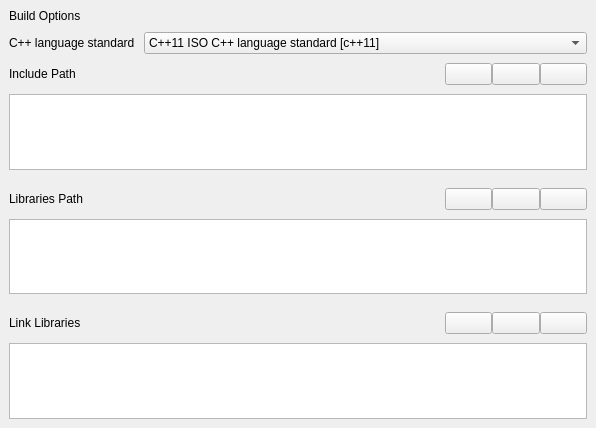
Qt form src/project/sdbuildoptions.ui (lmcapacho/SimDSP) before a commit.
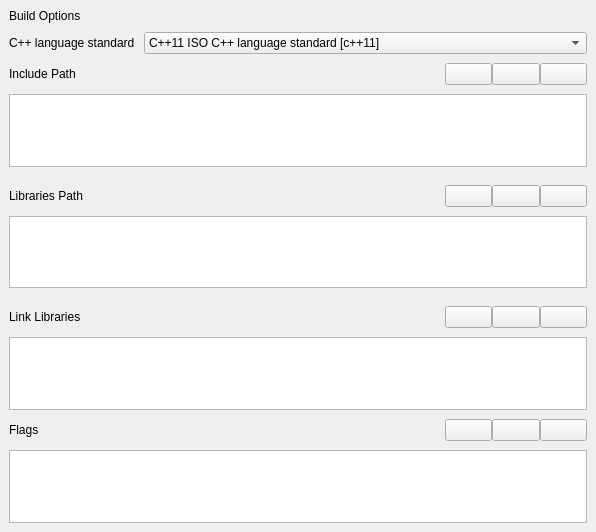
The same form after that commit. Icons and pictures are not drawn.

Commit message: Added Flags in Build Options

Patch:
```diff
--- a/src/project/sdbuildoptions.ui
+++ b/src/project/sdbuildoptions.ui
@@ -10,7 +10,7 @@
     <x>0</x>
     <y>0</y>
     <width>596</width>
-    <height>428</height>
+    <height>532</height>
    </rect>
   </property>
   <property name="windowTitle">
@@ -139,20 +139,6 @@
      </item>
     </layout>
    </item>
-   <item row="0" column="0">
-    <layout class="QVBoxLayout" name="verticalLayout">
-     <property name="spacing">
-      <number>0</number>
-     </property>
-     <item>
-      <widget class="QLabel" name="label">
-       <property name="text">
-        <string>Build Options</string>
-       </property>
-      </widget>
-     </item>
-    </layout>
-   </item>
    <item row="3" column="0">
     <layout class="QGridLayout" name="gridLayoutLibraries" columnstretch="3,1" columnminimumwidth="0,0">
      <property name="leftMargin">
@@ -247,6 +233,80 @@
      </item>
     </layout>
    </item>
+   <item row="5" column="0">
+    <layout class="QGridLayout" name="gridLayoutFlags" columnstretch="3,1">
+     <property name="topMargin">
+      <number>0</number>
+     </property>
+     <item row="0" column="1">
+      <layout class="QHBoxLayout" name="horizontalLayout_4">
+       <property name="spacing">
+        <number>0</number>
+       </property>
+       <property name="topMargin">
+        <number>0</number>
+       </property>
+       <item>
+        <widget class="QPushButton" name="addFlags">
+         <property name="text">
+          <string/>
+         </property>
+         <property name="icon">
+          <iconset resource="../../simdspresources.qrc">
+           <normaloff>:/resources/images/icons/add.png</normaloff>:/resources/images/icons/add.png</iconset>
+         </property>
+        </widget>
+       </item>
+       <item>
+        <widget class="QPushButton" name="editFlags">
+         <property name="text">
+          <string/>
+         </property>
+         <property name="icon">
+          <iconset resource="../../simdspresources.qrc">
+           <normaloff>:/resources/images/icons/edit.png</normaloff>:/resources/images/icons/edit.png</iconset>
+         </property>
+        </widget>
+       </item>
+       <item>
+        <widget class="QPushButton" name="removeFlags">
+         <property name="text">
+          <string/>
+         </property>
+         <property name="icon">
+          <iconset resource="../../simdspresources.qrc">
+           <normaloff>:/resources/images/icons/remove.png</normaloff>:/resources/images/icons/remove.png</iconset>
+         </property>
+        </widget>
+       </item>
+      </layout>
+     </item>
+     <item row="0" column="0">
+      <widget class="QLabel" name="labelFlags">
+       <property name="text">
+        <string>Flags</string>
+       </property>
+      </widget>
+     </item>
+     <item row="1" column="0" colspan="2">
+      <widget class="QListWidget" name="listWidgetFlags"/>
+     </item>
+    </layout>
+   </item>
+   <item row="0" column="0">
+    <layout class="QVBoxLayout" name="verticalLayout">
+     <property name="spacing">
+      <number>0</number>
+     </property>
+     <item>
+      <widget class="QLabel" name="label">
+       <property name="text">
+        <string>Build Options</string>
+       </property>
+      </widget>
+     </item>
+    </layout>
+   </item>
    <item row="4" column="0">
     <layout class="QGridLayout" name="gridLayoutLib" columnstretch="3,1">
      <property name="topMargin">
```
The commit also changes 5 other files.
